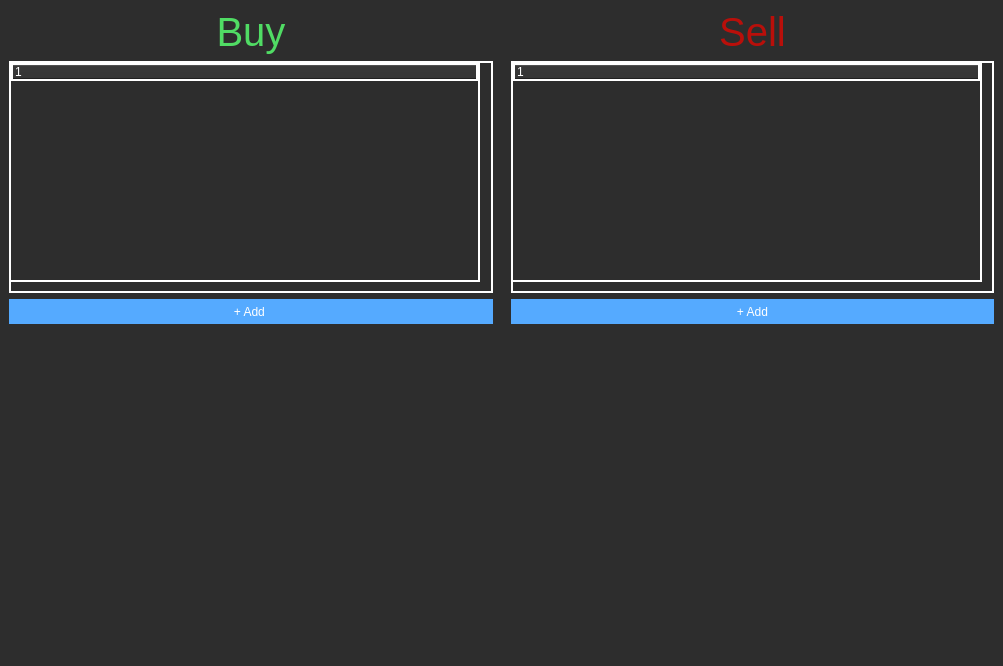
Before: the Qt Designer form ui/strategy_page.ui in kornelHub/BackTesting-App, drawn with Qt 5.
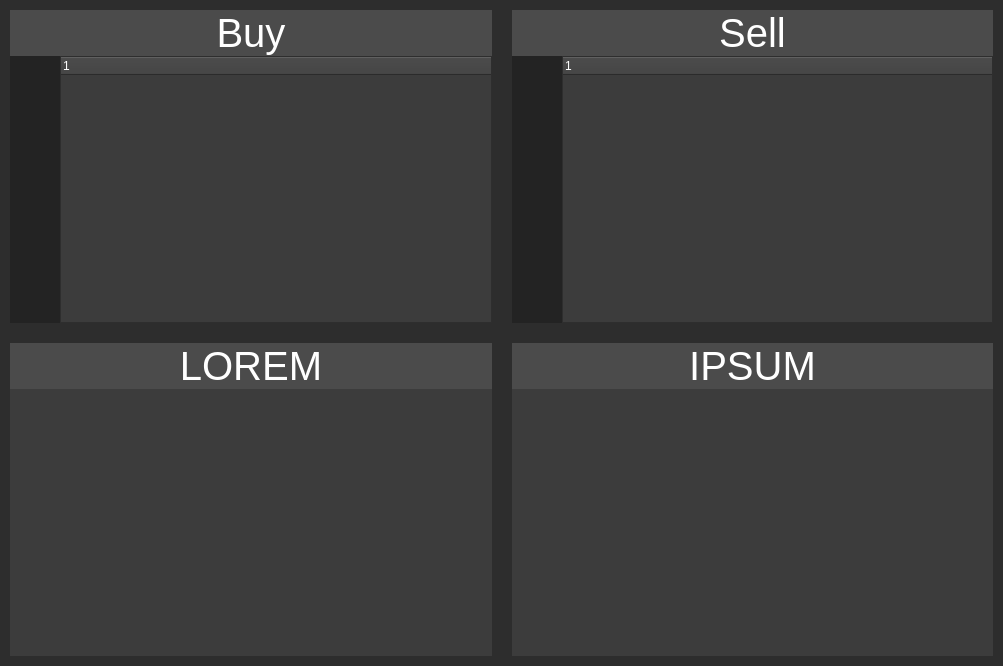
After: the same form once the commit is applied.

Commit message: nowy design oraz zmiana funkcjonalności pod nowy wygląd

```diff
--- a/ui/strategy_page.ui
+++ b/ui/strategy_page.ui
@@ -48,19 +48,19 @@
      </property>
      <layout class="QVBoxLayout" name="verticalLayout_8">
       <property name="spacing">
-       <number>0</number>
+       <number>10</number>
       </property>
       <property name="leftMargin">
-       <number>0</number>
+       <number>10</number>
       </property>
       <property name="topMargin">
-       <number>0</number>
+       <number>10</number>
       </property>
       <property name="rightMargin">
-       <number>0</number>
+       <number>10</number>
       </property>
       <property name="bottomMargin">
-       <number>0</number>
+       <number>10</number>
       </property>
       <item>
        <widget class="QWidget" name="p2_leftTop_widget" native="true">
@@ -70,13 +70,28 @@
           <verstretch>0</verstretch>
          </sizepolicy>
         </property>
-        <layout class="QVBoxLayout" name="verticalLayout_10">
+        <layout class="QVBoxLayout" name="verticalLayout">
+         <property name="spacing">
+          <number>0</number>
+         </property>
+         <property name="leftMargin">
+          <number>0</number>
+         </property>
+         <property name="topMargin">
+          <number>0</number>
+         </property>
+         <property name="rightMargin">
+          <number>0</number>
+         </property>
+         <property name="bottomMargin">
+          <number>5</number>
+         </property>
          <item>
           <widget class="QLabel" name="p2_buy_label">
            <property name="maximumSize">
             <size>
              <width>16777215</width>
-             <height>150</height>
+             <height>100</height>
             </size>
            </property>
            <property name="font">
@@ -90,8 +105,9 @@
            </property>
            <property name="styleSheet">
             <string notr="true">QLabel {
+	background-color: rgb(75, 75, 75);
 	font: 30pt &quot;MS Shell Dlg 2&quot;;
-	color: rgb(80, 220, 100);
+	color: rgb(255,255,255);
 }</string>
            </property>
            <property name="text">
@@ -103,63 +119,150 @@
           </widget>
          </item>
          <item>
-          <widget class="QWidget" name="p2_buyCondition_widget" native="true">
+          <widget class="QWidget" name="widget" native="true">
            <property name="sizePolicy">
-            <sizepolicy hsizetype="MinimumExpanding" vsizetype="MinimumExpanding">
+            <sizepolicy hsizetype="Expanding" vsizetype="Expanding">
              <horstretch>0</horstretch>
              <verstretch>0</verstretch>
             </sizepolicy>
            </property>
-           <property name="styleSheet">
-            <string notr="true">QWidget {
-border: 2px solid rgb(255,255,255);
-nborder-radius: 20px;
-}</string>
-           </property>
-           <widget class="QTreeWidget" name="p2_buyCondition_treeWidget">
-            <property name="geometry">
-             <rect>
-              <x>0</x>
-              <y>0</y>
-              <width>471</width>
-              <height>221</height>
-             </rect>
+           <layout class="QHBoxLayout" name="horizontalLayout_2">
+            <property name="spacing">
+             <number>0</number>
             </property>
-            <property name="sizePolicy">
-             <sizepolicy hsizetype="Maximum" vsizetype="Maximum">
-              <horstretch>0</horstretch>
-              <verstretch>0</verstretch>
-             </sizepolicy>
+            <property name="leftMargin">
+             <number>0</number>
             </property>
-            <property name="styleSheet">
-             <string notr="true">color: rgb(255, 255, 255);
+            <property name="topMargin">
+             <number>0</number>
+            </property>
+            <property name="rightMargin">
+             <number>0</number>
+            </property>
+            <property name="bottomMargin">
+             <number>0</number>
+            </property>
+            <item>
+             <widget class="QWidget" name="widget_3" native="true">
+              <property name="minimumSize">
+               <size>
+                <width>40</width>
+                <height>0</height>
+               </size>
+              </property>
+              <property name="styleSheet">
+               <string notr="true">background-color: rgb(35,35,35);</string>
+              </property>
+              <layout class="QVBoxLayout" name="verticalLayout_4">
+               <item>
+                <widget class="QPushButton" name="p2_add_buy_rule">
+                 <property name="maximumSize">
+                  <size>
+                   <width>32</width>
+                   <height>32</height>
+                  </size>
+                 </property>
+                 <property name="styleSheet">
+                  <string notr="true">background-color: rgb(35,35,35);
+border: 0px sold;</string>
+                 </property>
+                 <property name="text">
+                  <string/>
+                 </property>
+                </widget>
+               </item>
+               <item>
+                <widget class="QPushButton" name="p2_edit_buy_rule">
+                 <property name="maximumSize">
+                  <size>
+                   <width>32</width>
+                   <height>32</height>
+                  </size>
+                 </property>
+                 <property name="styleSheet">
+                  <string notr="true">background-color: rgb(35,35,35);
+border: 0px sold;</string>
+                 </property>
+                 <property name="text">
+                  <string/>
+                 </property>
+                </widget>
+               </item>
+               <item>
+                <widget class="QPushButton" name="p2_delete_buy_rule">
+                 <property name="maximumSize">
+                  <size>
+                   <width>32</width>
+                   <height>32</height>
+                  </size>
+                 </property>
+                 <property name="styleSheet">
+                  <string notr="true">background-color: rgb(35,35,35);
+border: 0px sold;</string>
+                 </property>
+                 <property name="text">
+                  <string/>
+                 </property>
+                </widget>
+               </item>
+               <item>
+                <widget class="QPushButton" name="pushButton_9">
+                 <property name="maximumSize">
+                  <size>
+                   <width>32</width>
+                   <height>32</height>
+                  </size>
+                 </property>
+                 <property name="styleSheet">
+                  <string notr="true">background-color: rgb(35,35,35);
+border: 0px sold;</string>
+                 </property>
+                 <property name="text">
+                  <string/>
+                 </property>
+                </widget>
+               </item>
+               <item>
+                <widget class="QPushButton" name="pushButton_8">
+                 <property name="maximumSize">
+                  <size>
+                   <width>32</width>
+                   <height>32</height>
+                  </size>
+                 </property>
+                 <property name="styleSheet">
+                  <string notr="true">background-color: rgb(35,35,35);
+border: 0px sold;</string>
+                 </property>
+                 <property name="text">
+                  <string/>
+                 </property>
+                </widget>
+               </item>
+              </layout>
+             </widget>
+            </item>
+            <item>
+             <widget class="QTreeWidget" name="p2_buyCondition_treeWidget">
+              <property name="sizePolicy">
+               <sizepolicy hsizetype="Expanding" vsizetype="Expanding">
+                <horstretch>0</horstretch>
+                <verstretch>0</verstretch>
+               </sizepolicy>
+              </property>
+              <property name="styleSheet">
+               <string notr="true">color: rgb(255, 255, 255);
+background-color: rgb(60, 60,60);
 font: 8pt &quot;MS Shell Dlg 2&quot;;</string>
-            </property>
-            <column>
-             <property name="text">
-              <string notr="true">1</string>
-             </property>
-            </column>
-           </widget>
-          </widget>
-         </item>
-         <item>
-          <widget class="QPushButton" name="p2_addBuyCondition_button">
-           <property name="minimumSize">
-            <size>
-             <width>0</width>
-             <height>25</height>
-            </size>
-           </property>
-           <property name="styleSheet">
-            <string notr="true">color: rgb(255, 255, 255);
-font: 8pt &quot;MS Shell Dlg 2&quot;;
-background-color: rgb(85, 170, 255);
-border: 0px sold;</string>
-           </property>
-           <property name="text">
-            <string>+ Add </string>
-           </property>
+              </property>
+              <column>
+               <property name="text">
+                <string notr="true">1</string>
+               </property>
+              </column>
+             </widget>
+            </item>
+           </layout>
           </widget>
          </item>
         </layout>
@@ -176,6 +279,68 @@
         <property name="styleSheet">
          <string notr="true"/>
         </property>
+        <layout class="QVBoxLayout" name="verticalLayout_3">
+         <property name="spacing">
+          <number>0</number>
+         </property>
+         <property name="leftMargin">
+          <number>0</number>
+         </property>
+         <property name="topMargin">
+          <number>5</number>
+         </property>
+         <property name="rightMargin">
+          <number>0</number>
+         </property>
+         <property name="bottomMargin">
+          <number>0</number>
+         </property>
+         <item>
+          <widget class="QLabel" name="p2_buy_label_2">
+           <property name="maximumSize">
+            <size>
+             <width>16777215</width>
+             <height>100</height>
+            </size>
+           </property>
+           <property name="font">
+            <font>
+             <family>MS Shell Dlg 2</family>
+             <pointsize>30</pointsize>
+             <weight>50</weight>
+             <italic>false</italic>
+             <bold>false</bold>
+            </font>
+           </property>
+           <property name="styleSheet">
+            <string notr="true">QLabel {
+	background-color: rgb(75, 75, 75);
+	font: 30pt &quot;MS Shell Dlg 2&quot;;
+	color: rgb(255,255,255);
+}</string>
+           </property>
+           <property name="text">
+            <string>LOREM</string>
+           </property>
+           <property name="alignment">
+            <set>Qt::AlignCenter</set>
+           </property>
+          </widget>
+         </item>
+         <item>
+          <widget class="QWidget" name="widget_2" native="true">
+           <property name="sizePolicy">
+            <sizepolicy hsizetype="Expanding" vsizetype="Expanding">
+             <horstretch>0</horstretch>
+             <verstretch>0</verstretch>
+            </sizepolicy>
+           </property>
+           <property name="styleSheet">
+            <string notr="true">background-color: rgb(60, 60,60);</string>
+           </property>
+          </widget>
+         </item>
+        </layout>
        </widget>
       </item>
      </layout>
@@ -191,19 +356,19 @@
      </property>
      <layout class="QVBoxLayout" name="verticalLayout_9">
       <property name="spacing">
-       <number>0</number>
+       <number>10</number>
       </property>
       <property name="leftMargin">
-       <number>0</number>
+       <number>10</number>
       </property>
       <property name="topMargin">
-       <number>0</number>
+       <number>10</number>
       </property>
       <property name="rightMargin">
-       <number>0</number>
+       <number>10</number>
       </property>
       <property name="bottomMargin">
-       <number>0</number>
+       <number>10</number>
       </property>
       <item>
        <widget class="QWidget" name="p2_rightTop_widget" native="true">
@@ -214,8 +379,29 @@
          </sizepolicy>
         </property>
         <layout class="QVBoxLayout" name="verticalLayout_11">
+         <property name="spacing">
+          <number>0</number>
+         </property>
+         <property name="leftMargin">
+          <number>0</number>
+         </property>
+         <property name="topMargin">
+          <number>0</number>
+         </property>
+         <property name="rightMargin">
+          <number>0</number>
+         </property>
+         <property name="bottomMargin">
+          <number>5</number>
+         </property>
          <item>
           <widget class="QLabel" name="p2_sell_label">
+           <property name="maximumSize">
+            <size>
+             <width>16777215</width>
+             <height>100</height>
+            </size>
+           </property>
            <property name="font">
             <font>
              <family>MS Shell Dlg 2</family>
@@ -227,8 +413,9 @@
            </property>
            <property name="styleSheet">
             <string notr="true">QLabel {
+	background-color: rgb(75, 75, 75);
 	font: 30pt &quot;MS Shell Dlg 2&quot;;
-	color: rgb(185, 15, 10);
+	color: rgb(255,255,255);
 }</string>
            </property>
            <property name="text">
@@ -242,67 +429,154 @@
          <item>
           <widget class="QWidget" name="p2_sellCondition_widget" native="true">
            <property name="sizePolicy">
-            <sizepolicy hsizetype="MinimumExpanding" vsizetype="MinimumExpanding">
+            <sizepolicy hsizetype="Expanding" vsizetype="Expanding">
              <horstretch>0</horstretch>
              <verstretch>0</verstretch>
             </sizepolicy>
            </property>
-           <property name="styleSheet">
-            <string notr="true">QWidget {
-border: 2px solid rgb(255,255,255);
-nborder-radius: 20px;
-}</string>
-           </property>
-           <widget class="QTreeWidget" name="p2_sellCondition_treeWidget">
-            <property name="geometry">
-             <rect>
-              <x>0</x>
-              <y>0</y>
-              <width>471</width>
-              <height>221</height>
-             </rect>
+           <layout class="QHBoxLayout" name="horizontalLayout_3">
+            <property name="spacing">
+             <number>0</number>
             </property>
-            <property name="sizePolicy">
-             <sizepolicy hsizetype="Expanding" vsizetype="Expanding">
-              <horstretch>0</horstretch>
-              <verstretch>0</verstretch>
-             </sizepolicy>
+            <property name="leftMargin">
+             <number>0</number>
             </property>
-            <property name="styleSheet">
-             <string notr="true">color: rgb(255, 255, 255);
-font: 8pt &quot;MS Shell Dlg 2&quot;;</string>
+            <property name="topMargin">
+             <number>0</number>
             </property>
-            <property name="dragDropMode">
-             <enum>QAbstractItemView::NoDragDrop</enum>
+            <property name="rightMargin">
+             <number>0</number>
             </property>
-            <property name="selectionMode">
-             <enum>QAbstractItemView::NoSelection</enum>
+            <property name="bottomMargin">
+             <number>0</number>
             </property>
-            <column>
-             <property name="text">
-              <string notr="true">1</string>
-             </property>
-            </column>
-           </widget>
-          </widget>
-         </item>
-         <item>
-          <widget class="QPushButton" name="p2_addSellCondition_button">
-           <property name="minimumSize">
-            <size>
-             <width>0</width>
-             <height>25</height>
-            </size>
-           </property>
-           <property name="styleSheet">
-            <string notr="true">color: rgb(255, 255, 255);
+            <item>
+             <widget class="QWidget" name="widget_5" native="true">
+              <property name="minimumSize">
+               <size>
+                <width>40</width>
+                <height>0</height>
+               </size>
+              </property>
+              <property name="styleSheet">
+               <string notr="true">background-color: rgb(35,35,35);</string>
+              </property>
+              <layout class="QVBoxLayout" name="verticalLayout_5">
+               <item>
+                <widget class="QPushButton" name="p2_add_sell_rule">
+                 <property name="maximumSize">
+                  <size>
+                   <width>32</width>
+                   <height>32</height>
+                  </size>
+                 </property>
+                 <property name="styleSheet">
+                  <string notr="true">background-color: rgb(35,35,35);
+border: 0px sold;</string>
+                 </property>
+                 <property name="text">
+                  <string/>
+                 </property>
+                </widget>
+               </item>
+               <item>
+                <widget class="QPushButton" name="p2_edit_sell_rule">
+                 <property name="maximumSize">
+                  <size>
+                   <width>32</width>
+                   <height>32</height>
+                  </size>
+                 </property>
+                 <property name="styleSheet">
+                  <string notr="true">background-color: rgb(35,35,35);
+border: 0px sold;</string>
+                 </property>
+                 <property name="text">
+                  <string/>
+                 </property>
+                </widget>
+               </item>
+               <item>
+                <widget class="QPushButton" name="p2_delete_sell_rule">
+                 <property name="maximumSize">
+                  <size>
+                   <width>32</width>
+                   <height>32</height>
+                  </size>
+                 </property>
+                 <property name="styleSheet">
+                  <string notr="true">background-color: rgb(35,35,35);
+border: 0px sold;</string>
+                 </property>
+                 <property name="text">
+                  <string/>
+                 </property>
+                </widget>
+               </item>
+               <item>
+                <widget class="QPushButton" name="pushButton_13">
+                 <property name="maximumSize">
+                  <size>
+                   <width>32</width>
+                   <height>32</height>
+                  </size>
+                 </property>
+                 <property name="styleSheet">
+                  <string notr="true">background-color: rgb(35,35,35);
+border: 0px sold;</string>
+                 </property>
+                 <property name="text">
+                  <string/>
+                 </property>
+                </widget>
+               </item>
+               <item>
+                <widget class="QPushButton" name="pushButton_14">
+                 <property name="maximumSize">
+                  <size>
+                   <width>32</width>
+                   <height>32</height>
+                  </size>
+                 </property>
+                 <property name="styleSheet">
+                  <string notr="true">background-color: rgb(35,35,35);
+border: 0px sold;</string>
+                 </property>
+                 <property name="text">
+                  <string/>
+                 </property>
+                </widget>
+               </item>
+              </layout>
+             </widget>
+            </item>
+            <item>
+             <widget class="QTreeWidget" name="p2_sellCondition_treeWidget">
+              <property name="sizePolicy">
+               <sizepolicy hsizetype="Expanding" vsizetype="Expanding">
+                <horstretch>0</horstretch>
+                <verstretch>0</verstretch>
+               </sizepolicy>
+              </property>
+              <property name="styleSheet">
+               <string notr="true">color: rgb(255, 255, 255);
 font: 8pt &quot;MS Shell Dlg 2&quot;;
-background-color: rgb(85, 170, 255);
-border: 0px sold;</string>
-           </property>
-           <property name="text">
-            <string>+ Add</string>
-           </property>
+background-color: rgb(60, 60,60);</string>
+              </property>
+              <property name="dragDropMode">
+               <enum>QAbstractItemView::NoDragDrop</enum>
+              </property>
+              <property name="selectionMode">
+               <enum>QAbstractItemView::NoSelection</enum>
+              </property>
+              <column>
+               <property name="text">
+                <string notr="true">1</string>
+               </property>
+              </column>
+             </widget>
+            </item>
+           </layout>
           </widget>
          </item>
         </layout>
@@ -316,6 +590,68 @@
           <verstretch>0</verstretch>
          </sizepolicy>
         </property>
+        <layout class="QVBoxLayout" name="verticalLayout_2">
+         <property name="spacing">
+          <number>0</number>
+         </property>
+         <property name="leftMargin">
+          <number>0</number>
+         </property>
+         <property name="topMargin">
+          <number>5</number>
+         </property>
+         <property name="rightMargin">
+          <number>0</number>
+         </property>
+         <property name="bottomMargin">
+          <number>0</number>
+         </property>
+         <item>
+          <widget class="QLabel" name="p2_buy_label_3">
+           <property name="maximumSize">
+            <size>
+             <width>16777215</width>
+             <height>100</height>
+            </size>
+           </property>
+           <property name="font">
+            <font>
+             <family>MS Shell Dlg 2</family>
+             <pointsize>30</pointsize>
+             <weight>50</weight>
+             <italic>false</italic>
+             <bold>false</bold>
+            </font>
+           </property>
+           <property name="styleSheet">
+            <string notr="true">QLabel {
+	background-color: rgb(75, 75, 75);
+	font: 30pt &quot;MS Shell Dlg 2&quot;;
+	color: rgb(255,255,255);
+}</string>
+           </property>
+           <property name="text">
+            <string>IPSUM</string>
+           </property>
+           <property name="alignment">
+            <set>Qt::AlignCenter</set>
+           </property>
+          </widget>
+         </item>
+         <item>
+          <widget class="QWidget" name="widget_6" native="true">
+           <property name="sizePolicy">
+            <sizepolicy hsizetype="Expanding" vsizetype="Expanding">
+             <horstretch>0</horstretch>
+             <verstretch>0</verstretch>
+            </sizepolicy>
+           </property>
+           <property name="styleSheet">
+            <string notr="true">background-color: rgb(60, 60,60);</string>
+           </property>
+          </widget>
+         </item>
+        </layout>
        </widget>
       </item>
      </layout>
```
Left out of the diff: 2 changed lines with no effect on the pictures. The commit also changes 7 other files.
